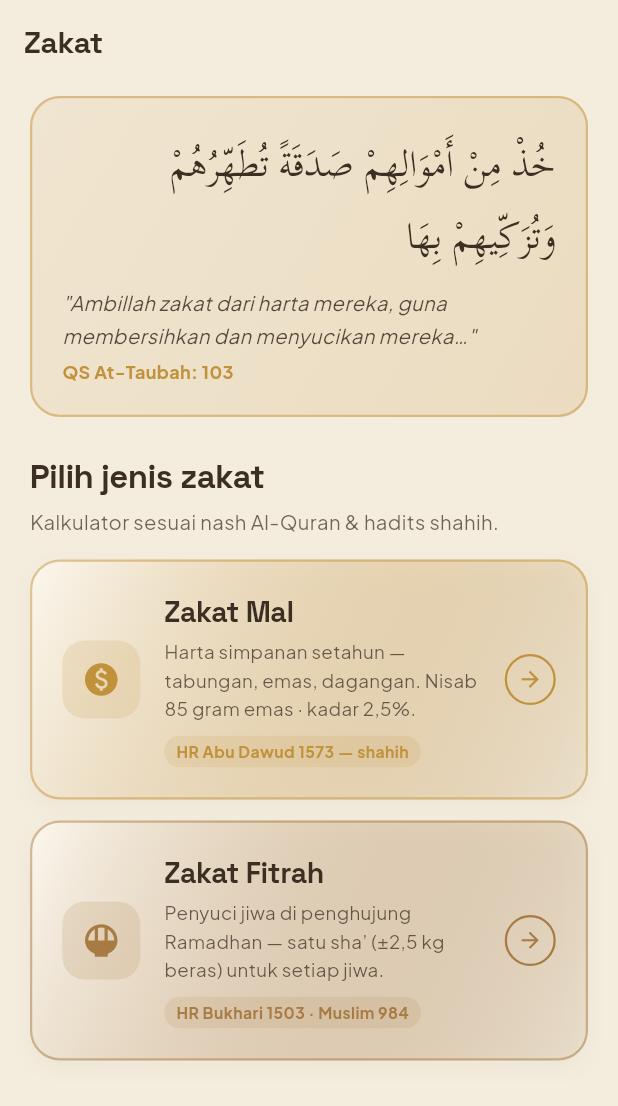
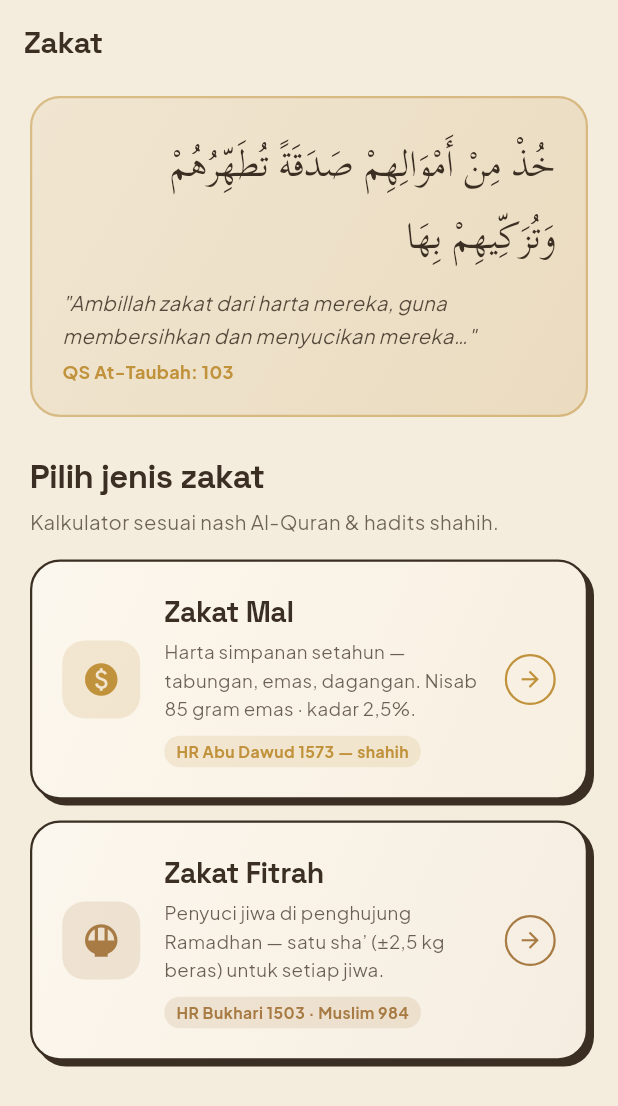
Before and after one commit to bebekoding/Nasuha-app, a Flutter app: the ZakatScreen screen opened by its route, on a phone screen of 412 x 824 dp. Shown: the top 1106 px of the screen. Run offline on Flutter 3.47's test engine with Material 3 defaults, Android fonts, the phone set to English and light mode, and no system bars; our stand-ins replace adhan, drift, drift_flutter, file_picker, fl_chart, flutter_compass and 11 more; missing offline and left inert: cryptography, dart:js_interop, extension_google_sign_in_as_googleapis_auth, googleapis; accounts and stored records are empty; generated files the repository leaves out were written again.

Commit message:
feat(ui): box neo-brutal ala jurnal-in — PC + mobile
- Helper baru lib/config/theme/neo_style.dart: border ink espresso
  1.5px + hard offset shadow tanpa blur (4 rest / 6-8 hover / 1
  pressed) + NeoStyle.tint() blend fill opaque
- Interaksi: press translate(3,3) "masuk ke bayangan", hover desktop
  translate(-3,-3) menjauhi bayangan
- Mobile home: menu tiles, kartu jadwal, prompt Muhasabah, kartu lokasi
- Desktop home: featured cards, bento tiles, jadwal hero, HUD strip
- Shell: HoverLiftCard, NasuhaPillButton, chip AKUN, tombol Kembali,
  mega-menu panel (efek ke semua layar pemakai shell)
- Zakat: kartu submenu
- Gotcha didokumentasikan di DESIGN.md: fill kartu ber-hard-shadow
  WAJIB opaque (fill transparan menampakkan bayangan di belakang box)
- Dark mode: border cream diredam + shadow hitam solid

Co-Authored-By: Claude Fable 5 <noreply@anthropic.com>

```diff
--- /dev/null
+++ b/lib/config/theme/neo_style.dart
@@ -0,0 +1,49 @@
+import 'package:flutter/material.dart';
+
+import 'app_colors.dart';
+
+/// Vocabulary "soft neo-brutalism" untuk box/kartu Nasuha — ref jurnal-in:
+/// border ink solid 1.5px + hard offset shadow (tanpa blur) satu warna ink
+/// konsisten. Fill tetap tinted per-accent (identitas fitur), tapi garis
+/// dan bayangan selalu espresso ink supaya setiap box tegas di atas cream.
+class NeoStyle {
+  NeoStyle._();
+
+  static const double borderWidth = 1.5;
+
+  /// Warna garis ink: espresso di light, cream-ink diredam di dark.
+  static Color inkBorder(BuildContext context) {
+    final isDark = Theme.of(context).brightness == Brightness.dark;
+    return isDark
+        ? AppColors.dInk.withValues(alpha: 0.55)
+        : AppColors.lInk;
+  }
+
+  static Border border(BuildContext context) =>
+      Border.all(color: inkBorder(context), width: borderWidth);
+
+  /// Tint accent yang DI-BLEND opaque dengan surface. WAJIB dipakai untuk
+  /// fill kartu ber-hard-shadow: fill semi-transparan akan menampakkan
+  /// bayangan ink yang berada persis di belakang box (blur 0, offset
+  /// kecil) sehingga kartu tampak gelap.
+  static Color tint(BuildContext context, Color accent, double alpha) {
+    final surface = Theme.of(context).colorScheme.surface;
+    return Color.alphaBlend(accent.withValues(alpha: alpha), surface);
+  }
+
+  /// Hard offset shadow ala neo-brutalism — `offset px` ke kanan-bawah,
+  /// blur 0. Di dark pakai hitam solid (ink terang tak masuk akal sebagai
+  /// bayangan).
+  static List<BoxShadow> shadow(BuildContext context,
+      {double offset = 4}) {
+    if (offset <= 0) return const [];
+    final isDark = Theme.of(context).brightness == Brightness.dark;
+    return [
+      BoxShadow(
+        color: isDark ? Colors.black.withValues(alpha: 0.55) : AppColors.lInk,
+        offset: Offset(offset, offset),
+        blurRadius: 0,
+      ),
+    ];
+  }
+}
--- a/lib/core/widgets/web_frame.dart
+++ b/lib/core/widgets/web_frame.dart
@@ -3,7 +3,6 @@ import 'dart:math' as math;
 import 'package:flutter/foundation.dart' show kIsWeb;
 import 'package:flutter/material.dart';
 
-import '../../config/theme/app_colors.dart';
 
 /// Membingkai layar aplikasi menjadi lebar "mobile-ish" saat dibuka di web
 /// desktop, sehingga HUD/tile tidak melar. Di mobile atau viewport sempit,
--- a/lib/features/zakat/presentation/zakat_screen.dart
+++ b/lib/features/zakat/presentation/zakat_screen.dart
@@ -3,6 +3,7 @@ import 'package:go_router/go_router.dart';
 
 import '../../../config/theme/app_colors.dart';
 import '../../../config/theme/app_fonts.dart';
+import '../../../config/theme/neo_style.dart';
 
 /// Hub Zakat — dua sub-menu (Zakat Mal & Zakat Fitrah) + dalil pembuka.
 ///
@@ -177,13 +178,17 @@ class _SubmenuCardState extends State<_SubmenuCard> {
         onTapDown: (_) => setState(() => _pressed = true),
         onTapUp: (_) => setState(() => _pressed = false),
         onTapCancel: () => setState(() => _pressed = false),
-        child: AnimatedScale(
-          duration: const Duration(milliseconds: 150),
-          curve: Curves.easeOutQuart,
-          scale: (_pressed && !reduceMotion) ? 0.98 : 1.0,
-          child: AnimatedContainer(
-            duration: const Duration(milliseconds: 200),
+        child: AnimatedContainer(
+            duration: const Duration(milliseconds: 150),
             curve: Curves.easeOutQuart,
+            // Neo-brutal: press masuk ke bayangan, hover terangkat.
+            transform: reduceMotion
+                ? Matrix4.identity()
+                : (_pressed
+                    ? Matrix4.translationValues(3, 3, 0)
+                    : (_hover
+                        ? Matrix4.translationValues(-2, -2, 0)
+                        : Matrix4.identity())),
             padding: const EdgeInsets.all(20),
             decoration: BoxDecoration(
               gradient: LinearGradient(
@@ -191,28 +196,13 @@ class _SubmenuCardState extends State<_SubmenuCard> {
                 end: Alignment.bottomRight,
                 colors: [
                   scheme.surface,
-                  a.withValues(alpha: isDark ? 0.12 : 0.08),
+                  NeoStyle.tint(context, a, isDark ? 0.12 : 0.08),
                 ],
               ),
               borderRadius: BorderRadius.circular(20),
-              border: Border.all(
-                  color: a.withValues(alpha: _hover ? 0.7 : 0.5),
-                  width: 1.5),
-              boxShadow: _hover
-                  ? [
-                      BoxShadow(
-                        color: a.withValues(alpha: 0.22),
-                        blurRadius: 20,
-                        offset: const Offset(0, 10),
-                      ),
-                    ]
-                  : [
-                      BoxShadow(
-                        color: scheme.onSurface.withValues(alpha: 0.04),
-                        blurRadius: 12,
-                        offset: const Offset(0, 5),
-                      ),
-                    ],
+              border: NeoStyle.border(context),
+              boxShadow: NeoStyle.shadow(context,
+                  offset: _pressed ? 1 : (_hover ? 6 : 4)),
             ),
             child: Row(
               children: [
@@ -288,7 +278,6 @@ class _SubmenuCardState extends State<_SubmenuCard> {
                 ),
               ],
             ),
-          ),
         ),
       ),
     );
```
Also changed, not shown: lib/core/widgets/desktop_page_shell.dart (+29 -80 lines), lib/features/home/presentation/desktop_home_screen.dart (+26 -74 lines), lib/features/home/presentation/home_screen.dart (+28 -64 lines), 1 other file.
